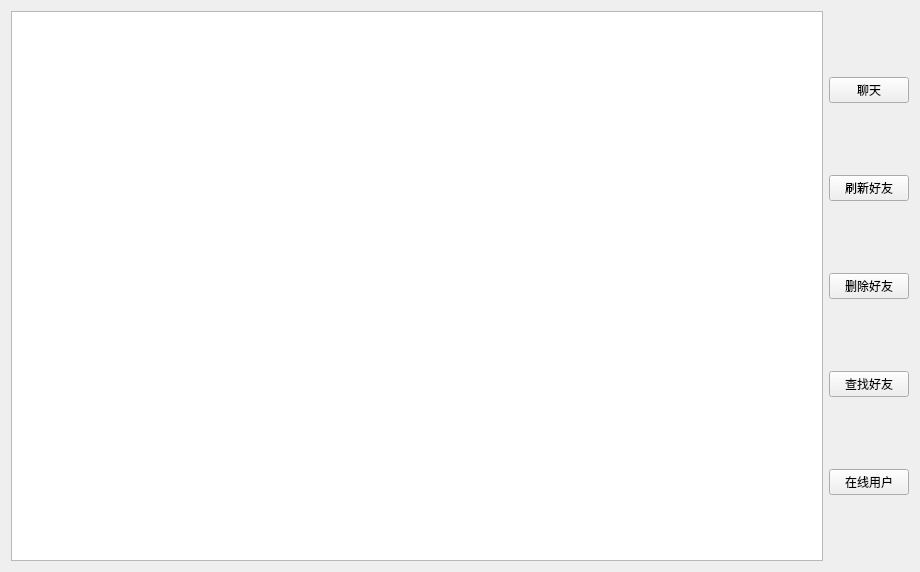
The window that Client/friend.ui (23Lm-star/QT-) describes before a commit, drawn with Qt 5.
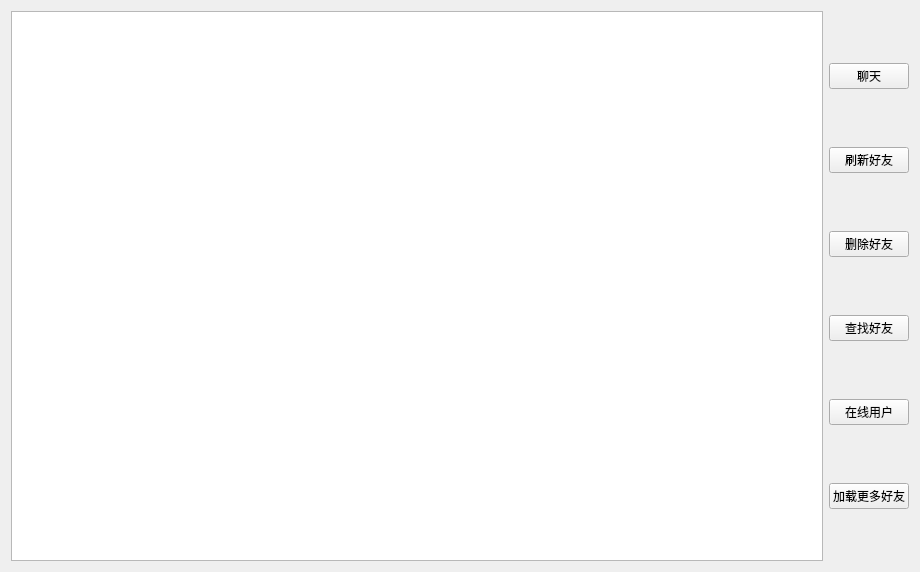
The same window after the commit. Icons and pictures are not drawn.

Commit message: feat(list): REQ-PAGE-FETCH-002 M2 桌面端——所有用户窗口搜索框（回车/按钮、≤31字节拦截、翻页携带关键词、封顶提示）；好友页加载更多真分页（编号跨页连续、刷新/删友/加友重置第0页、封顶首页弹窗）；两端 PDU 日志按新布局打印关键词/total/has_more/capped；两端 Release 构建通过、探针 32/32 与 001 36/36 复跑通过；GUI 待人工

The edit to the form file:
```diff
--- a/Client/friend.ui
+++ b/Client/friend.ui
@@ -60,6 +60,13 @@
          </property>
         </widget>
        </item>
+       <item>
+        <widget class="QPushButton" name="loadMore_PB">
+         <property name="text">
+          <string>加载更多好友</string>
+         </property>
+        </widget>
+       </item>
       </layout>
      </item>
     </layout>
```
The commit also changes 8 other files.
